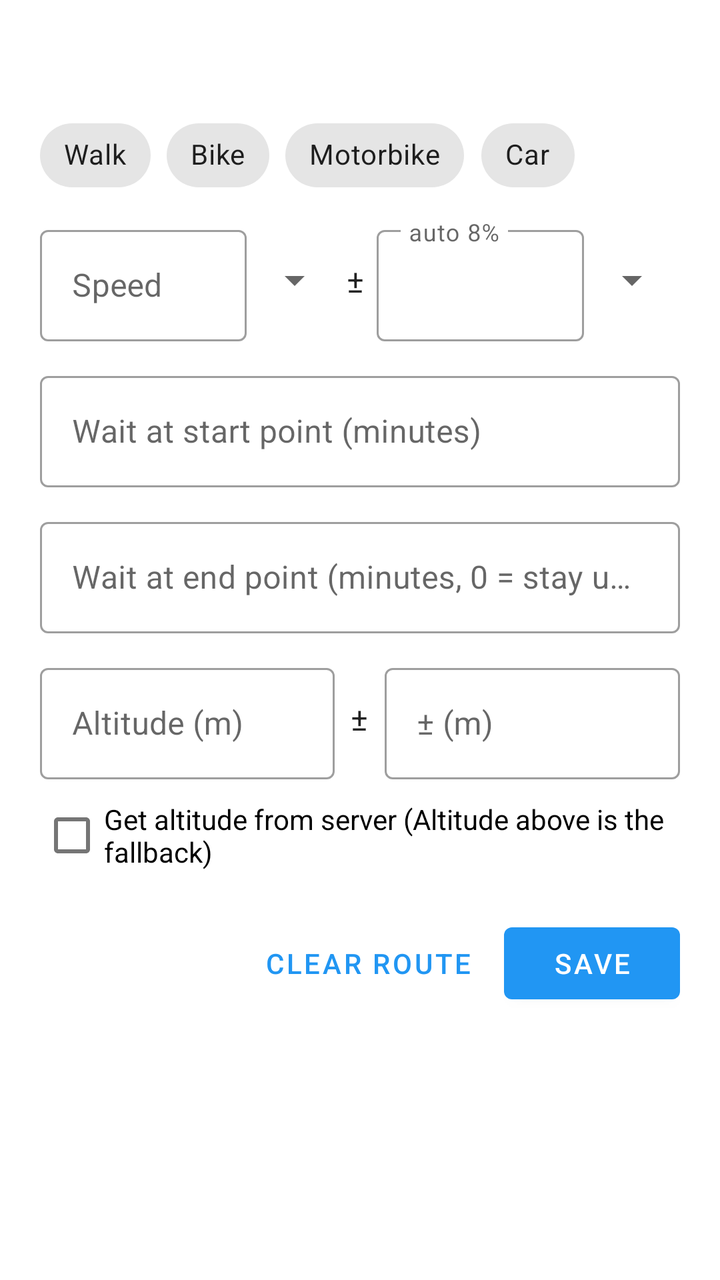
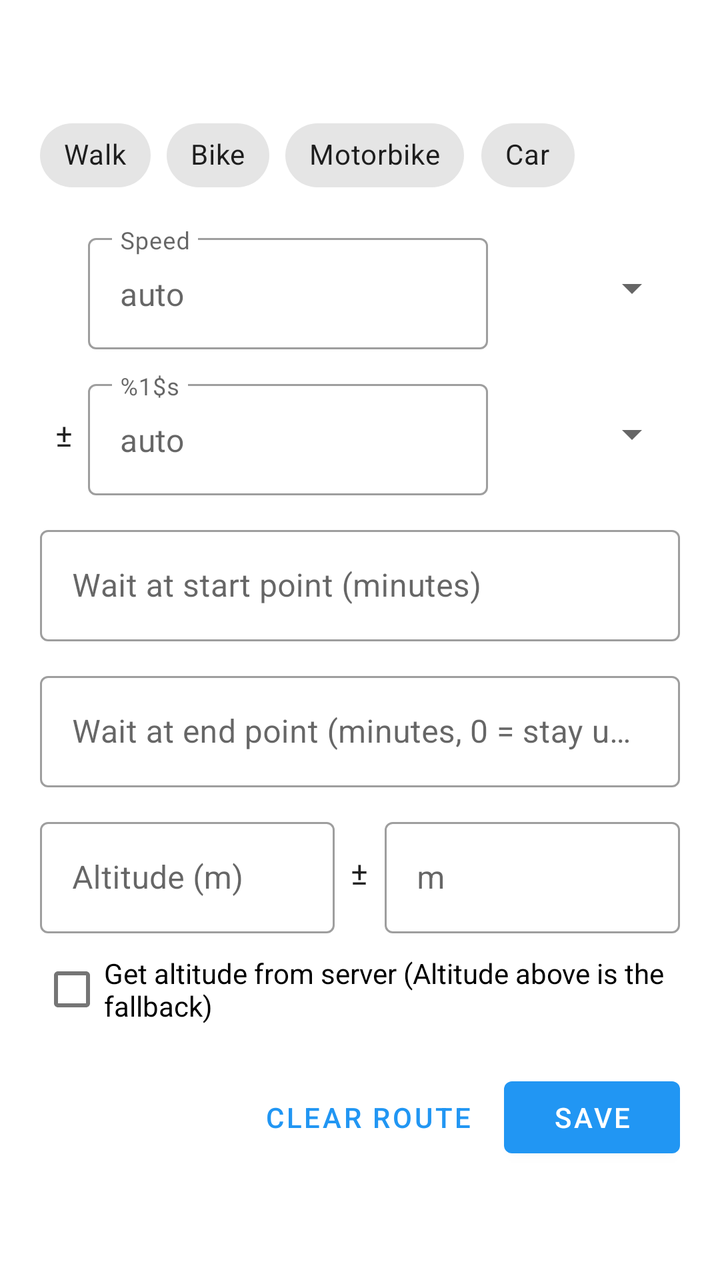

Before-and-after screenshots of an Android layout around one commit, followed by the original layout XML and the change that was made.
<!-- AndroidManifest.xml: application theme Theme.SetLoc -->
<!-- res/layout/route_options.xml -->
<?xml version="1.0" encoding="utf-8"?>
<LinearLayout xmlns:android="http://schemas.android.com/apk/res/android"
    xmlns:app="http://schemas.android.com/apk/res-auto"
    android:layout_width="match_parent"
    android:layout_height="wrap_content"
    android:orientation="vertical"
    android:paddingStart="20dp"
    android:paddingTop="20dp"
    android:paddingEnd="20dp"
    android:paddingBottom="16dp">

    <TextView
        android:id="@+id/route_summary"
        android:layout_width="match_parent"
        android:layout_height="wrap_content"
        android:textAppearance="?attr/textAppearanceSubtitle1"
        android:textStyle="bold" />

    <com.google.android.material.chip.ChipGroup
        android:id="@+id/route_mode"
        android:layout_width="match_parent"
        android:layout_height="wrap_content"
        android:layout_marginTop="12dp"
        app:selectionRequired="true"
        app:singleSelection="true">

        <com.google.android.material.chip.Chip
            android:id="@+id/mode_walk"
            style="@style/Widget.MaterialComponents.Chip.Choice"
            android:layout_width="wrap_content"
            android:layout_height="wrap_content"
            android:text="@string/mode_walk" />

        <com.google.android.material.chip.Chip
            android:id="@+id/mode_bike"
            style="@style/Widget.MaterialComponents.Chip.Choice"
            android:layout_width="wrap_content"
            android:layout_height="wrap_content"
            android:text="@string/mode_bike" />

        <com.google.android.material.chip.Chip
            android:id="@+id/mode_motor"
            style="@style/Widget.MaterialComponents.Chip.Choice"
            android:layout_width="wrap_content"
            android:layout_height="wrap_content"
            android:text="@string/mode_motor" />

        <com.google.android.material.chip.Chip
            android:id="@+id/mode_car"
            style="@style/Widget.MaterialComponents.Chip.Choice"
            android:layout_width="wrap_content"
            android:layout_height="wrap_content"
            android:text="@string/mode_car" />
    </com.google.android.material.chip.ChipGroup>

    <LinearLayout
        android:layout_width="match_parent"
        android:layout_height="wrap_content"
        android:layout_marginTop="8dp"
        android:orientation="horizontal">

        <com.google.android.material.textfield.TextInputLayout
            style="@style/Widget.MaterialComponents.TextInputLayout.OutlinedBox"
            android:layout_width="0dp"
            android:layout_height="wrap_content"
            android:layout_weight="1"
            android:hint="@string/route_speed">

            <com.google.android.material.textfield.TextInputEditText
                android:id="@+id/route_speed"
                android:layout_width="match_parent"
                android:layout_height="wrap_content"
                android:inputType="numberDecimal"
                android:maxLength="5" />
        </com.google.android.material.textfield.TextInputLayout>

        
        <Spinner
            android:id="@+id/route_speed_unit"
            android:layout_width="wrap_content"
            android:layout_height="wrap_content"
            android:layout_gravity="center_vertical" />

        <TextView
            android:layout_width="wrap_content"
            android:layout_height="wrap_content"
            android:layout_gravity="center_vertical"
            android:layout_marginStart="2dp"
            android:layout_marginEnd="6dp"
            android:text="±"
            android:textAppearance="?attr/textAppearanceSubtitle1" />

        
        <com.google.android.material.textfield.TextInputLayout
            android:id="@+id/route_speed_var_layout"
            style="@style/Widget.MaterialComponents.TextInputLayout.OutlinedBox"
            android:layout_width="0dp"
            android:layout_height="wrap_content"
            android:layout_weight="1"
            android:hint="@string/route_speed_var"
            app:expandedHintEnabled="false">

            <com.google.android.material.textfield.TextInputEditText
                android:id="@+id/route_speed_var"
                android:layout_width="match_parent"
                android:layout_height="wrap_content"
                android:inputType="numberDecimal"
                android:maxLength="5" />
        </com.google.android.material.textfield.TextInputLayout>

        
        <Spinner
            android:id="@+id/route_speed_var_unit"
            android:layout_width="wrap_content"
            android:layout_height="wrap_content"
            android:layout_gravity="center_vertical" />
    </LinearLayout>

    <com.google.android.material.textfield.TextInputLayout
        style="@style/Widget.MaterialComponents.TextInputLayout.OutlinedBox"
        android:layout_width="match_parent"
        android:layout_height="wrap_content"
        android:layout_marginTop="12dp"
        android:hint="@string/route_wait_start">

        <com.google.android.material.textfield.TextInputEditText
            android:id="@+id/route_wait"
            android:layout_width="match_parent"
            android:layout_height="wrap_content"
            android:inputType="numberDecimal"
            android:maxLength="5" />
    </com.google.android.material.textfield.TextInputLayout>

    <com.google.android.material.textfield.TextInputLayout
        style="@style/Widget.MaterialComponents.TextInputLayout.OutlinedBox"
        android:layout_width="match_parent"
        android:layout_height="wrap_content"
        android:layout_marginTop="12dp"
        android:hint="@string/route_wait_end">

        <com.google.android.material.textfield.TextInputEditText
            android:id="@+id/route_wait_end"
            android:layout_width="match_parent"
            android:layout_height="wrap_content"
            android:inputType="numberDecimal"
            android:maxLength="5" />
    </com.google.android.material.textfield.TextInputLayout>

    <LinearLayout
        android:layout_width="match_parent"
        android:layout_height="wrap_content"
        android:layout_marginTop="12dp"
        android:orientation="horizontal">

        <com.google.android.material.textfield.TextInputLayout
            style="@style/Widget.MaterialComponents.TextInputLayout.OutlinedBox"
            android:layout_width="0dp"
            android:layout_height="wrap_content"
            android:layout_weight="1"
            android:hint="@string/route_altitude">

            <com.google.android.material.textfield.TextInputEditText
                android:id="@+id/route_altitude"
                android:layout_width="match_parent"
                android:layout_height="wrap_content"
                android:inputType="numberDecimal|numberSigned"
                android:maxLength="7" />
        </com.google.android.material.textfield.TextInputLayout>

        <TextView
            android:layout_width="wrap_content"
            android:layout_height="wrap_content"
            android:layout_gravity="center_vertical"
            android:layout_marginStart="8dp"
            android:layout_marginEnd="8dp"
            android:text="±"
            android:textAppearance="?attr/textAppearanceSubtitle1" />

        <com.google.android.material.textfield.TextInputLayout
            style="@style/Widget.MaterialComponents.TextInputLayout.OutlinedBox"
            android:layout_width="0dp"
            android:layout_height="wrap_content"
            android:layout_weight="1"
            android:hint="@string/route_altitude_var">

            <com.google.android.material.textfield.TextInputEditText
                android:id="@+id/route_altitude_var"
                android:layout_width="match_parent"
                android:layout_height="wrap_content"
                android:inputType="numberDecimal"
                android:maxLength="5" />
        </com.google.android.material.textfield.TextInputLayout>
    </LinearLayout>

    <com.google.android.material.checkbox.MaterialCheckBox
        android:id="@+id/route_altitude_server"
        android:layout_width="match_parent"
        android:layout_height="wrap_content"
        android:layout_marginTop="4dp"
        android:text="@string/route_altitude_server" />

    <LinearLayout
        android:layout_width="match_parent"
        android:layout_height="wrap_content"
        android:layout_marginTop="16dp"
        android:gravity="end"
        android:orientation="horizontal">

        <com.google.android.material.button.MaterialButton
            android:id="@+id/route_clear"
            style="@style/Widget.MaterialComponents.Button.TextButton"
            android:layout_width="wrap_content"
            android:layout_height="wrap_content"
            android:text="@string/route_clear" />

        <com.google.android.material.button.MaterialButton
            android:id="@+id/route_save"
            android:layout_width="wrap_content"
            android:layout_height="wrap_content"
            android:layout_marginStart="8dp"
            android:text="@string/route_save" />
    </LinearLayout>
</LinearLayout>
<!-- resources referenced by this layout -->
<resources>
  <string name="mode_bike">Bike</string>
  <string name="mode_car">Car</string>
  <string name="mode_motor">Motorbike</string>
  <string name="mode_walk">Walk</string>
  <string name="route_altitude">Altitude (m)</string>
  <string name="route_altitude_server">Get altitude from server (Altitude above is the fallback)</string>
  <string name="route_altitude_var">± (m)</string>
  <string name="route_clear">Clear route</string>
  <string name="route_save">Save</string>
  <string name="route_speed">Speed</string>
  <string name="route_speed_var">auto 8%</string>
  <string name="route_wait_end">Wait at end point (minutes, 0 = stay until Stop)</string>
  <string name="route_wait_start">Wait at start point (minutes)</string>
  <style name="Theme.SetLoc" parent="Theme.MaterialComponents.DayNight.NoActionBar">
  
          <item name="colorPrimary">@color/primary</item>
          <item name="colorPrimaryDark">@color/primary_dark</item>
          <item name="colorAccent">@color/accent</item>
          <item name="colorOnPrimary">@color/white</item>
          <item name="android:navigationBarColor">@android:color/transparent</item>
  
      </style>
  <color name="primary">#2196F3</color>
  <color name="primary_dark">#1976D2</color>
  <color name="accent">#FF3F80</color>
  <color name="white">#FFFFFFFF</color>
</resources>

<!-- the commit's change to res/layout/route_options.xml (unified diff, before → after) -->
@@ -1,6 +1,10 @@
 <?xml version="1.0" encoding="utf-8"?>
-<LinearLayout xmlns:android="http://schemas.android.com/apk/res/android"
+<androidx.core.widget.NestedScrollView xmlns:android="http://schemas.android.com/apk/res/android"
     xmlns:app="http://schemas.android.com/apk/res-auto"
+    android:layout_width="match_parent"
+    android:layout_height="wrap_content">
+
+<LinearLayout
     android:layout_width="match_parent"
     android:layout_height="wrap_content"
     android:orientation="vertical"
@@ -53,18 +57,27 @@
             android:text="@string/mode_car" />
     </com.google.android.material.chip.ChipGroup>
 
-    <LinearLayout
-        android:layout_width="match_parent"
-        android:layout_height="wrap_content"
-        android:layout_marginTop="8dp"
-        android:orientation="horizontal">
-
-        <com.google.android.material.textfield.TextInputLayout
-            style="@style/Widget.MaterialComponents.TextInputLayout.OutlinedBox"
-            android:layout_width="0dp"
-            android:layout_height="wrap_content"
-            android:layout_weight="1"
-            android:hint="@string/route_speed">
+    
+    <LinearLayout
+        android:layout_width="match_parent"
+        android:layout_height="wrap_content"
+        android:layout_marginTop="12dp"
+        android:gravity="center_vertical"
+        android:orientation="horizontal">
+
+        <Space
+            android:layout_width="24dp"
+            android:layout_height="match_parent" />
+
+        <com.google.android.material.textfield.TextInputLayout
+            android:id="@+id/route_speed_layout"
+            style="@style/Widget.MaterialComponents.TextInputLayout.OutlinedBox"
+            android:layout_width="0dp"
+            android:layout_height="wrap_content"
+            android:layout_weight="1"
+            android:hint="@string/route_speed"
+            app:expandedHintEnabled="false"
+            app:placeholderText="@string/route_auto">
 
             <com.google.android.material.textfield.TextInputEditText
                 android:id="@+id/route_speed"
@@ -77,28 +90,35 @@
         
         <Spinner
             android:id="@+id/route_speed_unit"
-            android:layout_width="wrap_content"
-            android:layout_height="wrap_content"
-            android:layout_gravity="center_vertical" />
+            android:layout_width="88dp"
+            android:layout_height="wrap_content"
+            android:layout_marginStart="8dp" />
+    </LinearLayout>
+
+    
+    <LinearLayout
+        android:layout_width="match_parent"
+        android:layout_height="wrap_content"
+        android:layout_marginTop="12dp"
+        android:gravity="center_vertical"
+        android:orientation="horizontal">
 
         <TextView
-            android:layout_width="wrap_content"
-            android:layout_height="wrap_content"
-            android:layout_gravity="center_vertical"
-            android:layout_marginStart="2dp"
-            android:layout_marginEnd="6dp"
+            android:layout_width="24dp"
+            android:layout_height="wrap_content"
+            android:gravity="center"
             android:text="±"
             android:textAppearance="?attr/textAppearanceSubtitle1" />
 
-        
         <com.google.android.material.textfield.TextInputLayout
             android:id="@+id/route_speed_var_layout"
             style="@style/Widget.MaterialComponents.TextInputLayout.OutlinedBox"
             android:layout_width="0dp"
             android:layout_height="wrap_content"
             android:layout_weight="1"
-            android:hint="@string/route_speed_var"
-            app:expandedHintEnabled="false">
+            android:hint="@string/route_var_label"
+            app:expandedHintEnabled="false"
+            app:placeholderText="@string/route_auto">
 
             <com.google.android.material.textfield.TextInputEditText
                 android:id="@+id/route_speed_var"
@@ -111,9 +131,9 @@
         
         <Spinner
             android:id="@+id/route_speed_var_unit"
-            android:layout_width="wrap_content"
-            android:layout_height="wrap_content"
-            android:layout_gravity="center_vertical" />
+            android:layout_width="88dp"
+            android:layout_height="wrap_content"
+            android:layout_marginStart="8dp" />
     </LinearLayout>
 
     <com.google.android.material.textfield.TextInputLayout
@@ -221,3 +241,4 @@
             android:text="@string/route_save" />
     </LinearLayout>
 </LinearLayout>
+</androidx.core.widget.NestedScrollView>
<!-- resource entries referenced after the edit -->
@@ -6,11 +6,12 @@
   <string name="mode_walk">Walk</string>
   <string name="route_altitude">Altitude (m)</string>
   <string name="route_altitude_server">Get altitude from server (Altitude above is the fallback)</string>
-  <string name="route_altitude_var">± (m)</string>
+  <string name="route_altitude_var">m</string>
+  <string name="route_auto">auto</string>
   <string name="route_clear">Clear route</string>
   <string name="route_save">Save</string>
   <string name="route_speed">Speed</string>
-  <string name="route_speed_var">auto 8%</string>
+  <string name="route_var_label">%1$s</string>
   <string name="route_wait_end">Wait at end point (minutes, 0 = stay until Stop)</string>
   <string name="route_wait_start">Wait at start point (minutes)</string>
   <style name="Theme.SetLoc" parent="Theme.MaterialComponents.DayNight.NoActionBar">
